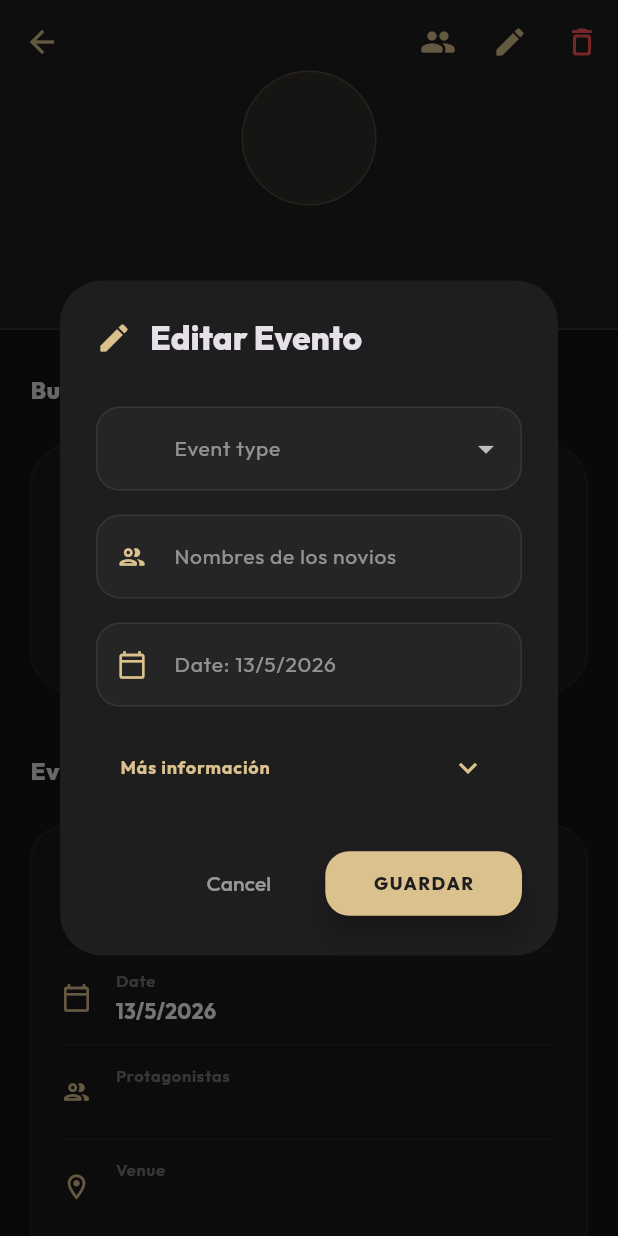
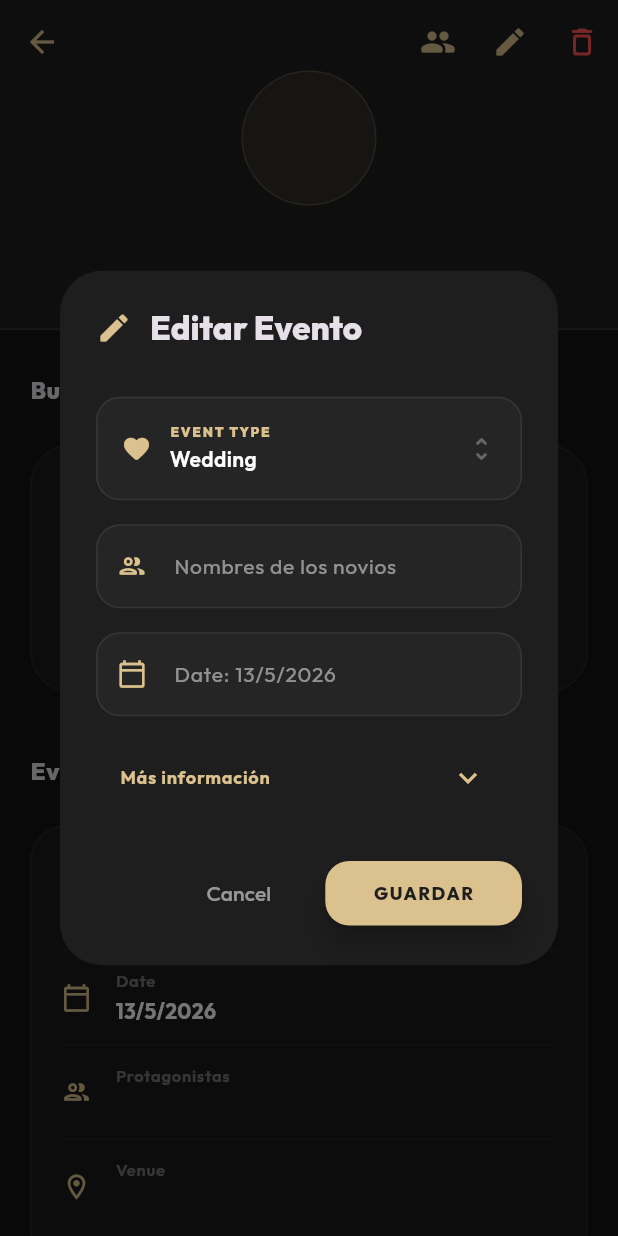
Before and after one commit to VRuul/Planea, a Flutter app: the _EventDetailView screen opened directly with empty values, after a tap on the "edit" icon, on a phone screen of 412 x 824 dp. Run offline on Flutter 3.47's test engine with Material 3 defaults, Android fonts, the phone set to English and light mode, and no system bars; our stand-ins replace cloud_firestore, equatable, firebase_auth, firebase_core, go_router, google_fonts and 4 more; accounts and stored records are empty.

Commit message:
style(events): implement premium picker for event types and modernize dialog UI

```diff
--- a/lib/features/events/events_screen.dart
+++ b/lib/features/events/events_screen.dart
@@ -9,6 +9,7 @@ import '../../core/constants/app_colors.dart';
 import '../../core/extensions/l10n_extension.dart';
 import './widgets/event_utils.dart';
 import './join_event_dialog.dart';
+import '../shared/widgets/premium_picker.dart';
 
 
 class EventsScreen extends StatelessWidget {
@@ -375,32 +376,31 @@ class _EventDialogState extends State<EventDialog> {
   }
 
   Widget _buildTypeSelector(AppLocalizations l, ThemeData theme) {
-    return DropdownButtonFormField<String>(
-      value: _selectedCustomType ?? _type.name,
-      decoration: _inputDecoration(l.eventTypeLabel, _selectedCustomType != null ? (_selectedCustomTypeIcon != null ? IconData(_selectedCustomTypeIcon!, fontFamily: 'MaterialIcons') : Icons.celebration) : getEventTypeInfo(context, _type).icon, theme),
+    final currentVal = _selectedCustomType ?? _type.name;
+    final currentIcon = _selectedCustomType != null
+        ? (_selectedCustomTypeIcon != null ? IconData(_selectedCustomTypeIcon!, fontFamily: 'MaterialIcons') : Icons.celebration)
+        : getEventTypeInfo(context, _type).icon;
+
+    return PremiumPicker<String>(
+      label: l.eventTypeLabel,
+      icon: currentIcon,
+      value: currentVal,
       items: [
         ...EventType.values.map((t) {
           final info = getEventTypeInfo(context, t);
-          return DropdownMenuItem(
-            value: t.name,
-            child: Row(
-              children: [
-                Icon(info.icon, size: 18, color: AppColors.brushedGold),
-                const SizedBox(width: 12),
-                Text(info.label),
-              ],
-            ),
-          );
+          return PremiumPickerItem(value: t.name, label: info.label, icon: info.icon);
         }),
-        const DropdownMenuItem(
+        PremiumPickerItem(
           value: "ADD_NEW",
-          child: Text("+ Añadir nuevo tipo...", style: TextStyle(color: AppColors.brushedGold, fontWeight: FontWeight.bold)),
+          label: "+ Añadir nuevo tipo...",
+          icon: Icons.add_circle_outline_rounded,
+          isSpecial: true,
         ),
       ],
       onChanged: (val) {
         if (val == "ADD_NEW") {
           _showAddNewTypeDialog();
-        } else {
+        } else if (val != null) {
           final standardType = EventType.values.firstWhere((t) => t.name == val, orElse: () => EventType.other);
           setState(() {
             _type = standardType;
@@ -423,37 +423,48 @@ class _EventDialogState extends State<EventDialog> {
       builder: (context) => StatefulBuilder(
         builder: (context, setDialogState) => AlertDialog(
           backgroundColor: isDark ? AppColors.charcoal : Colors.white,
-          shape: RoundedRectangleBorder(borderRadius: BorderRadius.circular(24)),
-          title: const Text("Nuevo Tipo de Evento", style: TextStyle(fontWeight: FontWeight.w800)),
+          shape: RoundedRectangleBorder(borderRadius: BorderRadius.circular(32)),
+          title: Text("Nuevo Tipo de Evento", style: TextStyle(fontWeight: FontWeight.w900, letterSpacing: -0.5, color: isDark ? Colors.white : Colors.black87)),
           content: Column(
             mainAxisSize: MainAxisSize.min,
             children: [
+              const SizedBox(height: 16),
               TextField(controller: controller, autofocus: true, style: TextStyle(color: isDark ? Colors.white : Colors.black87), decoration: _inputDecoration("Ej: Baby Shower, Bautizo...", Icons.edit_note_rounded, Theme.of(context))),
               const SizedBox(height: 24),
-              const Text("Elige un icono:", style: TextStyle(fontSize: 12, fontWeight: FontWeight.bold, color: Colors.grey)),
-              const SizedBox(height: 12),
-              Wrap(
+              const Text("ELIGE UN ICONO", style: TextStyle(fontSize: 10, fontWeight: FontWeight.w900, color: AppColors.brushedGold, letterSpacing: 1.5)),
+              const SizedBox(height: 16),
+              SizedBox(
+                width: 300,
+                child: Wrap(
                   spacing: 12, runSpacing: 12,
+                  alignment: WrapAlignment.center,
                   children: icons.map((icon) {
                     final isSelected = selectedIconCode == icon.codePoint;
                     return InkWell(
                       onTap: () => setDialogState(() => selectedIconCode = icon.codePoint),
+                      borderRadius: BorderRadius.circular(16),
                       child: Container(
-                      padding: const EdgeInsets.all(8),
-                      decoration: BoxDecoration(color: isSelected ? AppColors.brushedGold.withValues(alpha: 0.15) : Colors.transparent, border: Border.all(color: isSelected ? AppColors.brushedGold : Colors.grey.withValues(alpha: 0.2)), borderRadius: BorderRadius.circular(12)),
-                      child: Icon(icon, color: isSelected ? AppColors.brushedGold : Colors.grey, size: 20),
+                        padding: const EdgeInsets.all(12),
+                        decoration: BoxDecoration(
+                          color: isSelected ? AppColors.brushedGold.withValues(alpha: 0.1) : Colors.transparent,
+                          border: Border.all(color: isSelected ? AppColors.brushedGold : (isDark ? Colors.white10 : Colors.black12)),
+                          borderRadius: BorderRadius.circular(16),
+                        ),
+                        child: Icon(icon, color: isSelected ? AppColors.brushedGold : (isDark ? Colors.white30 : Colors.black38), size: 20),
                       ),
                     );
                   }).toList(),
+                ),
               ),
             ],
           ),
           actions: [
             TextButton(onPressed: () => Navigator.pop(context), style: TextButton.styleFrom(foregroundColor: isDark ? Colors.white54 : Colors.black45), child: const Text("Cancelar")),
+            const SizedBox(width: 8),
             ElevatedButton(
               onPressed: () { if (controller.text.trim().isNotEmpty) { setState(() { _selectedCustomType = controller.text.trim(); _selectedCustomTypeIcon = selectedIconCode; }); } Navigator.pop(context); },
-              style: ElevatedButton.styleFrom(backgroundColor: AppColors.brushedGold, foregroundColor: AppColors.charcoal, shape: RoundedRectangleBorder(borderRadius: BorderRadius.circular(12))),
-              child: const Text("Añadir", style: TextStyle(fontWeight: FontWeight.w800)),
+              style: ElevatedButton.styleFrom(backgroundColor: AppColors.brushedGold, foregroundColor: AppColors.charcoal, shape: RoundedRectangleBorder(borderRadius: BorderRadius.circular(16)), elevation: 8, padding: const EdgeInsets.symmetric(horizontal: 24, vertical: 12)),
+              child: const Text("Añadir", style: TextStyle(fontWeight: FontWeight.w900, letterSpacing: 1)),
             ),
           ],
         ),
```
Lines whose indentation alone changed are shown as unchanged.
